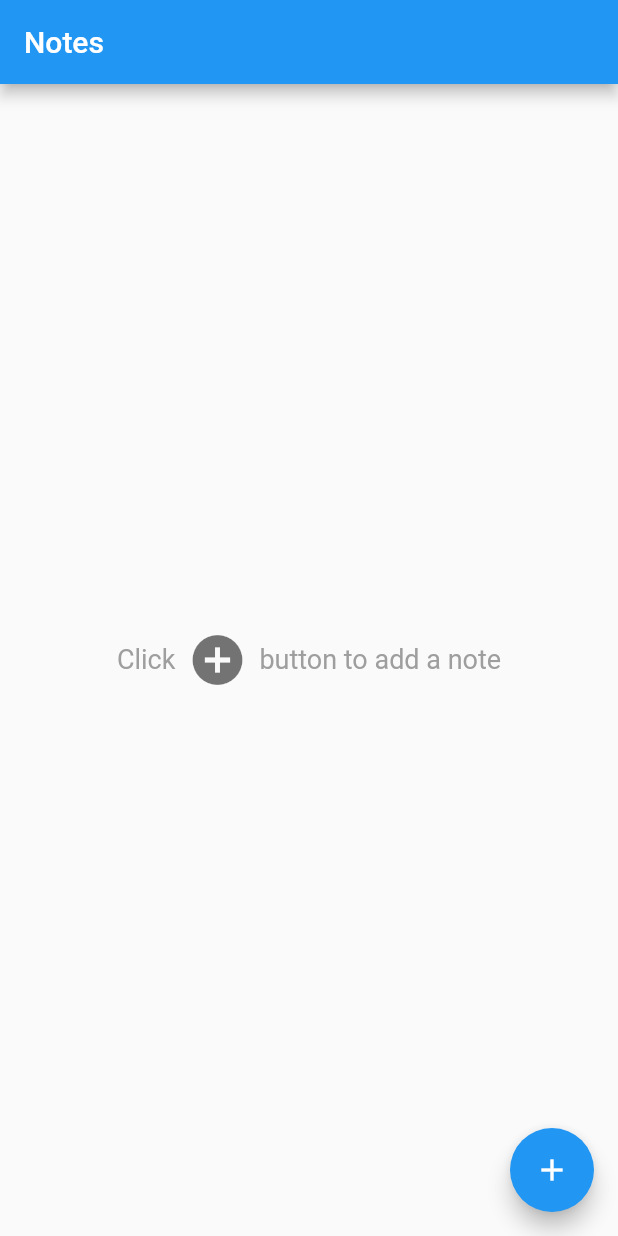
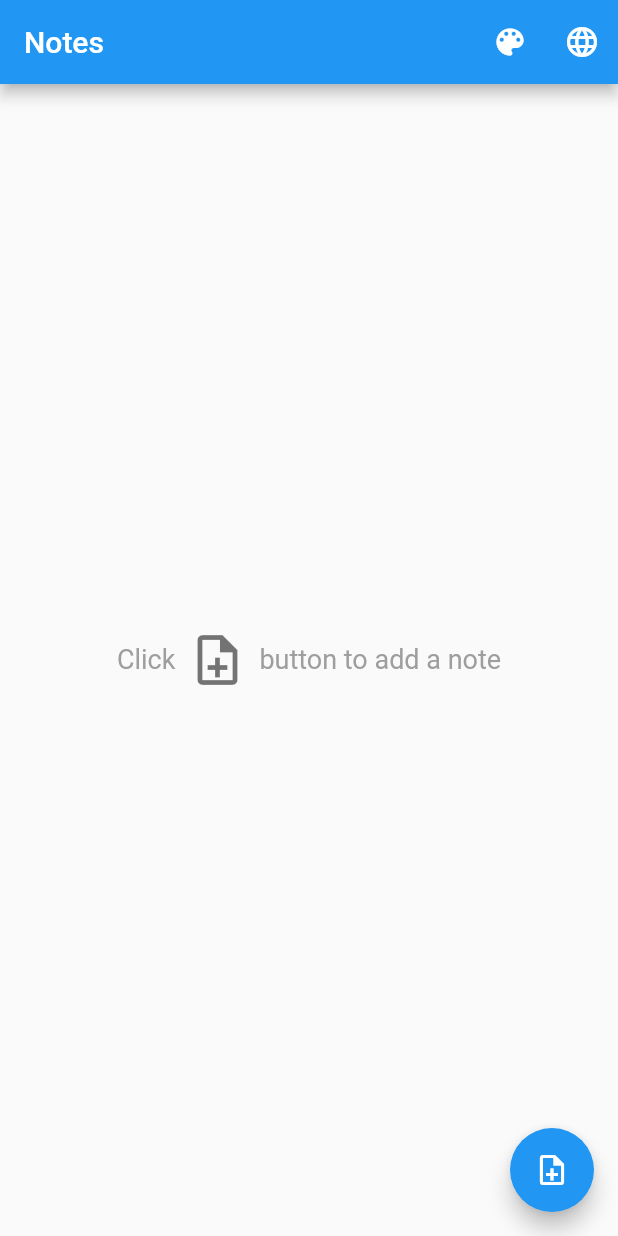
Before and after one commit to imrandev/explore_get_it, a Flutter app: the screen it shows after launch, on a phone screen of 412 x 824 dp. Run offline on Flutter 3.47's test engine with Material 2 defaults, Android fonts, the phone set to English and light mode, and no system bars; our stand-ins replace floor, get_it, get_it_mixin, injectable, shared_preferences, sqflite; accounts and stored records are empty; generated files the repository leaves out were written again.

Commit message:
added theme and localization

```diff
--- a/lib/bloc/home_bloc.dart
+++ b/lib/bloc/home_bloc.dart
@@ -1,6 +1,7 @@
 import 'package:explore_get_it/core/db/app_database.dart';
 import 'package:explore_get_it/core/db/entity/note.dart';
 import 'package:explore_get_it/core/di/injection.dart';
+import 'package:explore_get_it/core/session/session_manager.dart';
 import 'package:flutter/material.dart';
 import 'package:injectable/injectable.dart';
 
@@ -8,6 +9,8 @@ import 'package:injectable/injectable.dart';
 class HomeBloc {
 
   final AppDatabase _database = getIt<AppDatabase>();
+
+  final SessionManager _sessionManager = getIt<SessionManager>();
 
   String title = "";
 
@@ -36,8 +39,41 @@ class HomeBloc {
   Future<void> deleteNote(int id) async {
     await _database.noteDao.delete(id);
   }
+
+  void changeTheme(String selectedTheme) {
+    // change state using ValueNotifier
+    getIt<ThemeSelector>().theme.value = selectedTheme;
+    _sessionManager.defaultTheme = selectedTheme;
+  }
+
+  void changeLanguage(String selectedLang) {
+    // change state using ChangeNotifier
+    getIt<LanguageSelector>().type = selectedLang == "Bangla" || selectedLang == "বাংলা" ? 1 : 0;
+    _sessionManager.defaultLanguage = selectedLang == "Bangla" || selectedLang == "বাংলা" ? 1 : 0;
+  }
 }
 
 class FormValidator {
   final error = ValueNotifier<String?>(null);
 }
+
+class ThemeSelector {
+  final theme = ValueNotifier<String>("");
+}
+
+@injectable
+class LanguageSelector extends ChangeNotifier {
+
+  final SessionManager _sessionManager;
+
+  LanguageSelector(this._sessionManager);
+
+  int _type = 0;
+
+  int get type => _sessionManager.defaultLanguage ?? _type;
+
+  set type(int type){
+    _type = type;
+    notifyListeners();
+  }
+}
--- /dev/null
+++ b/lib/core/lang/bangla.dart
@@ -0,0 +1,36 @@
+import 'package:explore_get_it/core/lang/language.dart';
+
+class Bangla extends Language {
+  @override
+  // TODO: implement addNote
+  String get addNote => "নোট যোগ করুন";
+
+  @override
+  // TODO: implement createNote
+  String get createNote => "নোট তৈরি করুন";
+
+  @override
+  // TODO: implement description
+  String get description => "বর্ণনা";
+
+  @override
+  // TODO: implement emptyNotes
+  String get emptyNotes => "একটি নোট যোগ করতে + বোতামে ক্লিক করুন";
+
+  @override
+  // TODO: implement notes
+  String get notes => "নোটস";
+
+  @override
+  // TODO: implement themes
+  List<String> get themes => ["লাল", "নীল", "সবুজ"];
+
+  @override
+  // TODO: implement title
+  String get title => "শিরোনাম";
+
+  @override
+  // TODO: implement languages
+  List<String> get languages => ["বাংলা", "ইংলিশ"];
+
+}
--- /dev/null
+++ b/lib/core/lang/english.dart
@@ -0,0 +1,36 @@
+import 'package:explore_get_it/core/lang/language.dart';
+
+class English extends Language {
+
+  @override
+  // TODO: implement addNote
+  String get addNote => "Add note";
+
+  @override
+  // TODO: implement createNote
+  String get createNote => "Create Note";
+
+  @override
+  // TODO: implement description
+  String get description => "Description";
+
+  @override
+  // TODO: implement emptyNotes
+  String get emptyNotes => "Click + button to add a note";
+
+  @override
+  // TODO: implement notes
+  String get notes => "Notes";
+
+  @override
+  // TODO: implement themes
+  List<String> get themes => ["Red", "Blue", "Green"];
+
+  @override
+  // TODO: implement title
+  String get title => "Title";
+
+  @override
+  // TODO: implement languages
+  List<String> get languages => ["English", "Bangla"];
+}
--- /dev/null
+++ b/lib/core/lang/language.dart
@@ -0,0 +1,17 @@
+abstract class Language {
+  String get notes;
+
+  String get emptyNotes;
+
+  List<String> get themes;
+
+  List<String> get languages;
+
+  String get createNote;
+
+  String get title;
+
+  String get description;
+
+  String get addNote;
+}
--- /dev/null
+++ b/lib/core/lang/language_factory.dart
@@ -0,0 +1,16 @@
+import 'package:explore_get_it/core/lang/bangla.dart';
+import 'package:explore_get_it/core/lang/english.dart';
+import 'package:explore_get_it/core/lang/language.dart';
+import 'package:explore_get_it/core/utils/constant.dart';
+import 'package:injectable/injectable.dart';
+
+@injectable
+class LanguageFactory {
+
+  Language getLanguage(int type){
+    if (type == Constant.bangla){
+      return Bangla();
+    }
+    return English();
+  }
+}
--- /dev/null
+++ b/lib/core/session/pref_manager.dart
@@ -0,0 +1,54 @@
+import 'package:injectable/injectable.dart';
+import 'package:shared_preferences/shared_preferences.dart';
+
+@injectable
+class PrefManager {
+
+  final SharedPreferences _sharedPrefs;
+
+  PrefManager(this._sharedPrefs);
+
+  void saveString(String key, String? value) {
+    _sharedPrefs.setString(key, value ?? "");
+  }
+
+  void saveInt(String key, int? value) {
+    _sharedPrefs.setInt(key, value ?? 0);
+  }
+
+  void saveBoolean(String key, bool value) {
+    _sharedPrefs.setBool(key, value);
+  }
+
+  void saveDouble(String key, double? value) {
+    _sharedPrefs.setDouble(key, value ?? 0.0);
+  }
+
+  String? getStringValue(String key) {
+    String? value = _sharedPrefs.getString(key);
+    return value;
+  }
+
+  int? getIntValue(String key) {
+    int? value = _sharedPrefs.getInt(key) ?? 0;
+    return value;
+  }
+
+  bool getBoolValue(String key) {
+    bool? value = _sharedPrefs.getBool(key) ?? false;
+    return value;
+  }
+
+  double? getDoubleValue(String key) {
+    double? value = _sharedPrefs.getDouble(key);
+    return value;
+  }
+
+  Future<bool> removeKey(String key) async {
+    return await _sharedPrefs.remove(key);
+  }
+
+  void logOut() async {
+    _sharedPrefs.clear();
+  }
+}
--- /dev/null
+++ b/lib/core/session/session_manager.dart
@@ -0,0 +1,21 @@
+import 'package:explore_get_it/core/session/pref_manager.dart';
+import 'package:explore_get_it/core/utils/constant.dart';
+import 'package:injectable/injectable.dart';
+
+@injectable
+class SessionManager {
+
+  final PrefManager _prefManager;
+
+  SessionManager(this._prefManager);
+
+  String? get defaultTheme => _prefManager.getStringValue(Constant.defaultTheme);
+
+  set defaultTheme(String? value) => _prefManager.saveString(Constant.defaultTheme, value ?? Constant.blue);
+
+  int? get defaultLanguage => _prefManager.getIntValue(Constant.defaultLanguage);
+
+  set defaultLanguage(int? value) => _prefManager.saveInt(Constant.defaultLanguage, value ?? Constant.english);
+
+  void logout() => _prefManager.logOut();
+}
--- a/lib/core/utils/constant.dart
+++ b/lib/core/utils/constant.dart
@@ -1,4 +1,12 @@
 class Constant {
+  static const String db = "notes.db";
+  static const String appName = "Explore GetIt";
 
-  static const String db = "notes.db";
+  static const int english = 0;
+  static const int bangla = 1;
+
+  static const String blue = "Blue";
+
+  static const String defaultTheme = "default-theme";
+  static const String defaultLanguage = "default-lang";
 }
--- a/lib/main.dart
+++ b/lib/main.dart
@@ -1,25 +1,49 @@
+import 'package:explore_get_it/bloc/home_bloc.dart';
 import 'package:explore_get_it/core/di/injection.dart';
+import 'package:explore_get_it/core/session/session_manager.dart';
+import 'package:explore_get_it/core/utils/constant.dart';
 import 'package:explore_get_it/ui/home_page.dart';
 import 'package:flutter/material.dart';
+import 'package:get_it_mixin/get_it_mixin.dart';
 
 void main() async {
   WidgetsFlutterBinding.ensureInitialized();
   await configureDependencies();
-  runApp(const GetItApp());
+  runApp(GetItApp());
 }
 
-class GetItApp extends StatelessWidget {
-  const GetItApp({super.key});
+class GetItApp extends StatelessWidget with GetItMixin {
+
+  final SessionManager _sessionManager = getIt<SessionManager>();
+
+  GetItApp({super.key});
 
   @override
   Widget build(BuildContext context) {
     return MaterialApp(
-      title: 'Explore GetIt',
+      title: Constant.appName,
       theme: ThemeData(
-        primarySwatch: Colors.blue,
+        primarySwatch: _switchTheme(watchX<ThemeSelector, String>((themeSelector) => themeSelector.theme)),
       ),
       home: HomePage(),
       debugShowCheckedModeBanner: false,
     );
   }
+
+  MaterialColor _switchTheme(String selectedTheme){
+    if (selectedTheme.isEmpty){
+      selectedTheme = _sessionManager.defaultTheme ?? "Blue";
+    }
+
+    switch(selectedTheme){
+      case "Red":
+      case "লাল":
+        return Colors.red;
+      case "Green":
+      case "সবুজ":
+        return Colors.green;
+      default:
+        return Colors.blue;
+    }
+  }
 }
--- a/lib/ui/home_page.dart
+++ b/lib/ui/home_page.dart
@@ -2,26 +2,46 @@ import 'package:explore_get_it/bloc/home_bloc.dart';
 import 'package:explore_get_it/core/db/app_database.dart';
 import 'package:explore_get_it/core/db/entity/note.dart';
 import 'package:explore_get_it/core/di/injection.dart';
+import 'package:explore_get_it/core/lang/language_factory.dart';
 import 'package:explore_get_it/ui/create_note_dialog.dart';
 import 'package:flutter/material.dart';
 import 'package:get_it_mixin/get_it_mixin.dart';
 
 class HomePage extends StatelessWidget with GetItMixin {
 
-  final AppDatabase _database = getIt<AppDatabase>();
+  final HomeBloc _bloc = getIt<HomeBloc>();
 
-  final HomeBloc _bloc = getIt<HomeBloc>();
+  final LanguageFactory _language = getIt<LanguageFactory>();
 
   HomePage({super.key});
 
   @override
   Widget build(BuildContext context) {
+
+    final langType = watchOnly<LanguageSelector, int>((selector) => selector.type);
+
     return Scaffold(
       appBar: AppBar(
-        title: const Text("Notes"),
+        title: Text(_language.getLanguage(langType).notes),
+        actions: [
+          PopupMenuButton<String>(
+            itemBuilder: (context) => _language.getLanguage(langType).themes.map((e) => PopupMenuItem<String>(value: e,child: Text(e))).toList(),
+            icon: const Icon(Icons.color_lens),
+            onSelected: (value) {
+              _bloc.changeTheme(value);
+            },
+          ),
+          PopupMenuButton<String>(
+            itemBuilder: (context) => _language.getLanguage(langType).languages.map((e) => PopupMenuItem<String>(value: e,child: Text(e))).toList(),
+            icon: const Icon(Icons.language),
+            onSelected: (value) {
+              _bloc.changeLanguage(value);
+            },
+          ),
+        ],
       ),
       body: Container(
-        child: _getList(watchFuture<AppDatabase, List<Note>>((database) => database.noteDao.findAll(), []), context),
+        child: _getList(watchFuture<AppDatabase, List<Note>>((database) => database.noteDao.findAll(), []), context, langType),
       ),
       floatingActionButton: FloatingActionButton(
         onPressed: () {
@@ -31,17 +51,17 @@ class HomePage extends StatelessWidget with GetItMixin {
             builder: (context) => _createNoteDialog(context),
           );
         },
-        child: const Icon(Icons.add),
+        child: const Icon(Icons.note_add_outlined),
       ),
     );
   }
 
-  Widget _getList(AsyncSnapshot<List<Note>?> snapshot, BuildContext context){
+  Widget _getList(AsyncSnapshot<List<Note>?> snapshot, BuildContext context, int langType){
     if (snapshot.data!.isEmpty){
       return Center(
         child: RichText(
           text: TextSpan(
-            text: "Click",
+            text: _language.getLanguage(langType).emptyNotes.split(" + ")[0],
             style: const TextStyle(
               color: Colors.grey,
               fontSize: 18,
@@ -58,11 +78,11 @@ class HomePage extends StatelessWidget with GetItMixin {
                     );
                   },
                   iconSize: 40,
-                  icon: const Icon(Icons.add_circle, color: Colors.black54,),
+                  icon: const Icon(Icons.note_add_outlined, color: Colors.black54,),
                 ),
               ),
-              const TextSpan(
-                text: "button to add a note",
+              TextSpan(
+                text: _language.getLanguage(langType).emptyNotes.split(" + ")[1],
               )
             ],
           ),
@@ -73,6 +93,12 @@ class HomePage extends StatelessWidget with GetItMixin {
         itemCount: snapshot.data!.length,
         itemBuilder: (context, index) => ListTile(
           title: Text(snapshot.data![index].title!),
+          leading: const Icon(Icons.note_alt_outlined),
+          subtitle: Text(
+            snapshot.data![index].description!,
+            maxLines: 3,
+            overflow: TextOverflow.ellipsis,
+          ),
           trailing: IconButton(
             onPressed: (){
               _bloc.deleteNote(snapshot.data![index].id!);
--- a/pubspec.yaml
+++ b/pubspec.yaml
@@ -41,7 +41,7 @@ dependencies:
   get_it_mixin:
   sqflite:
   floor:
-  floor_generator:
+  shared_preferences:
 
 dev_dependencies:
   flutter_test:
@@ -55,6 +55,10 @@ dev_dependencies:
   flutter_lints: ^2.0.0
   build_runner:
   injectable_generator:
+  floor_generator:
+
+  # build runner command
+  # flutter pub get && flutter pub run build_runner build --delete-conflicting-outputs
 
 # For information on the generic Dart part of this file, see the
 # following page: https://dart.dev/tools/pub/pubspec
```
Also changed, not shown: lib/core/di/app_module.dart (+8 -0 lines), lib/ui/create_note_dialog.dart (+12 -7 lines), lib/core/di/injection.config.dart, pubspec.lock, 2 other files.
